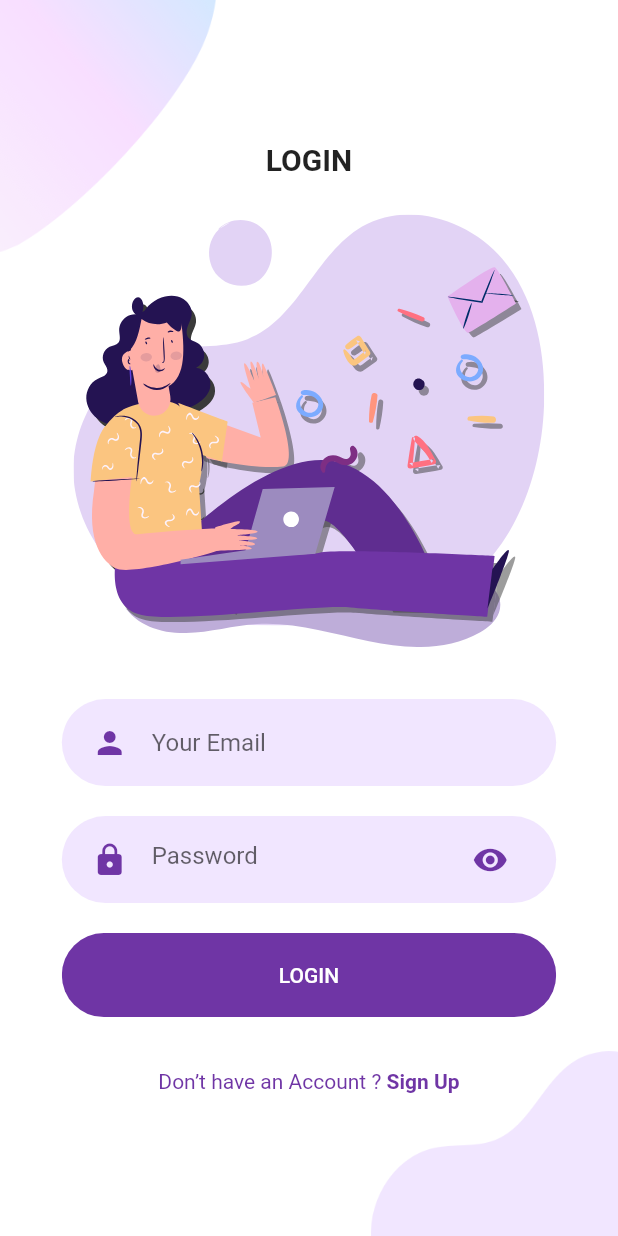
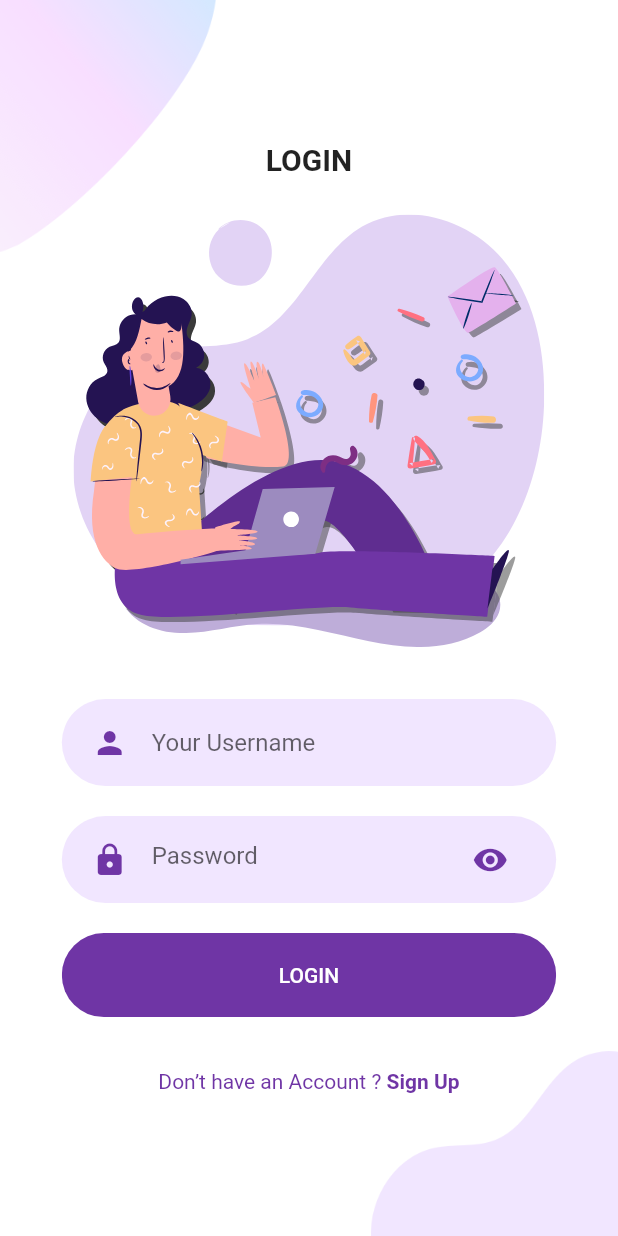
Before and after one commit to girish-srivatsa/flutter_cs251, a Flutter app: the LoginScreen screen opened directly, after a tap on "LOGIN", on a phone screen of 412 x 824 dp. Run offline on Flutter 3.47's test engine with Material 2 defaults, Android fonts, the phone set to English and light mode, and no system bars; our stand-ins replace flutter_svg.

```diff
--- a/lib/Screens/Login/components/body.dart
+++ b/lib/Screens/Login/components/body.dart
@@ -7,15 +7,54 @@ import 'package:flutter_auth/components/rounded_input_field.dart';
 import 'package:flutter_auth/components/rounded_password_field.dart';
 import 'package:flutter_svg/svg.dart';
 import 'package:http/http.dart' as http;
+import 'dart:convert';
+
+class ResponseR {
+  final int id;
+  final String firstName;
+  final String lastName;
+
+  ResponseR({this.id, this.firstName, this.lastName});
+
+  factory ResponseR.fromJson(Map<int, dynamic> json) {
+    return ResponseR(
+        id: json["id"],
+        firstName: json["first_name"],
+        lastName: json["last_name"]);
+  }
+}
 
 class Body extends StatelessWidget {
   const Body({
     Key key,
   }) : super(key: key);
 
+  Future<ResponseR> login(String username, String password) async {
+    final response = await http.post(
+      'https://back-dashboard.herokuapp.com/api/auth/login/',
+      headers: <String, String>{
+        'Content-Type': 'application/json; charset=UTF-8',
+      },
+      body: jsonEncode(<String, String>{
+        "username": username,
+        "password": password,
+      }),
+    );
+    if (response.statusCode == 201) {
+      // If the server did return a 201 CREATED response,
+      // then parse the JSON.
+      return ResponseR.fromJson(jsonDecode(response.body));
+    } else {
+      return ResponseR(
+          id: 1000000, firstName: "Hello There", lastName: "Bye Bye");
+    }
+  }
+
   @override
   Widget build(BuildContext context) {
     Size size = MediaQuery.of(context).size;
+    String username;
+    String password;
     return Background(
       child: SingleChildScrollView(
         child: Column(
@@ -32,15 +71,35 @@ class Body extends StatelessWidget {
             ),
             SizedBox(height: size.height * 0.03),
             RoundedInputField(
-              hintText: "Your Email",
-              onChanged: (value) {},
+              hintText: "Your Username",
+              onChanged: (value) {
+                username = value;
+              },
             ),
             RoundedPasswordField(
-              onChanged: (value) {},
+              onChanged: (value) {
+                password = value;
+              },
             ),
             RoundedButton(
               text: "LOGIN",
-              press: () {},
+              press: () {
+                var beta = login(username, password);
+                String eta = 'eta';
+                beta.then((val) {
+                  eta = val.firstName + " " + val.lastName;
+                  return showDialog(
+                    context: context,
+                    builder: (context) {
+                      return AlertDialog(
+                        // Retrieve the text the that user has entered by using the
+                        // TextEditingController.
+                        content: Text(eta),
+                      );
+                    },
+                  );
+                });
+              },
             ),
             SizedBox(height: size.height * 0.03),
             AlreadyHaveAnAccountCheck(
--- a/lib/components/rounded_input_field.dart
+++ b/lib/components/rounded_input_field.dart
@@ -6,7 +6,8 @@ class RoundedInputField extends StatelessWidget {
   final String hintText;
   final IconData icon;
   final ValueChanged<String> onChanged;
-  const RoundedInputField({
+  final myController = TextEditingController();
+  RoundedInputField({
     Key key,
     this.hintText,
     this.icon = Icons.person,
@@ -19,6 +20,7 @@ class RoundedInputField extends StatelessWidget {
       child: TextField(
         onChanged: onChanged,
         cursorColor: kPrimaryColor,
+        controller: myController,
         decoration: InputDecoration(
           icon: Icon(
             icon,
```
